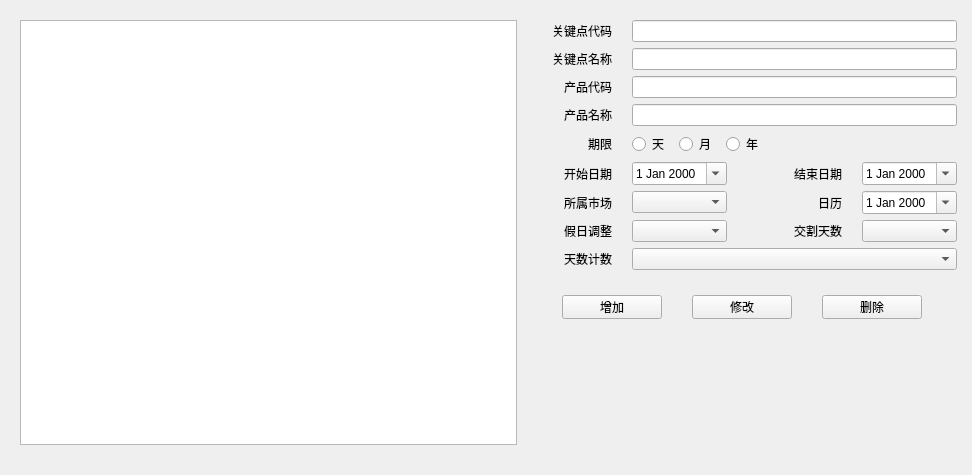
ruofeng216/fmlnew, file FML/view/mainframe/key_point_definition.ui: the form before one commit.
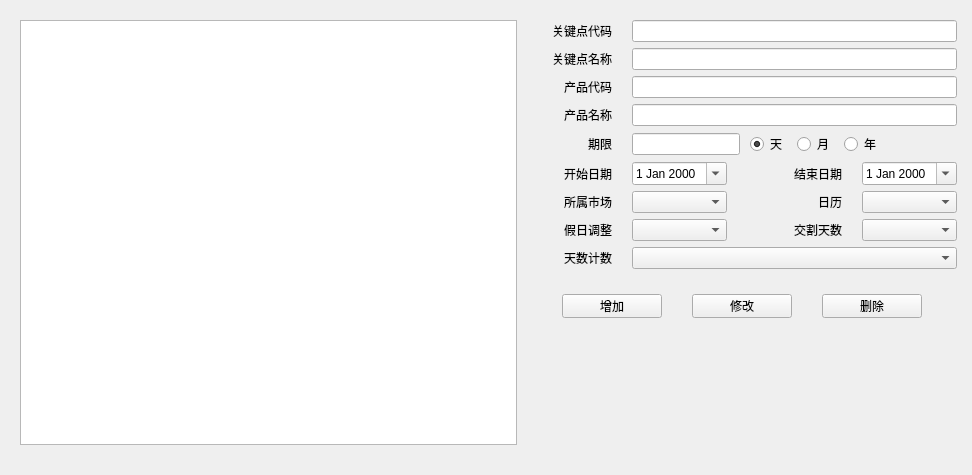
The form after the commit.

```diff
--- a/FML/view/mainframe/key_point_definition.ui
+++ b/FML/view/mainframe/key_point_definition.ui
@@ -198,7 +198,7 @@
           </widget>
          </item>
          <item>
-          <layout class="QHBoxLayout" name="horizontalLayout" stretch="0,0,0,0">
+          <layout class="QHBoxLayout" name="horizontalLayout" stretch="0,0,0,0,0">
            <property name="spacing">
             <number>10</number>
            </property>
@@ -208,11 +208,17 @@
            <property name="rightMargin">
             <number>0</number>
            </property>
+           <item>
+            <widget class="QLineEdit" name="leTenor"/>
+           </item>
            <item>
             <widget class="QRadioButton" name="rbDay">
              <property name="text">
               <string>天</string>
              </property>
+             <property name="checked">
+              <bool>true</bool>
+             </property>
             </widget>
            </item>
            <item>
@@ -373,11 +379,7 @@
           </widget>
          </item>
          <item>
-          <widget class="QDateEdit" name="deCalendar">
-           <property name="calendarPopup">
-            <bool>true</bool>
-           </property>
-          </widget>
+          <widget class="QComboBox" name="cbCalendar"/>
          </item>
         </layout>
        </item>
```
